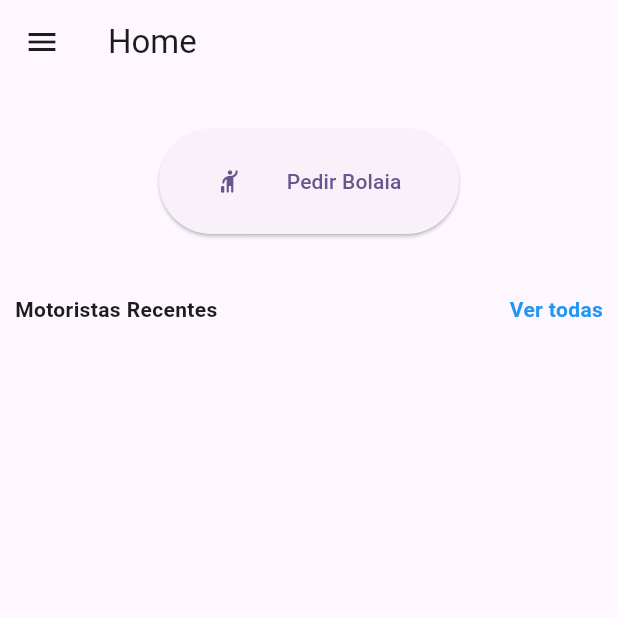
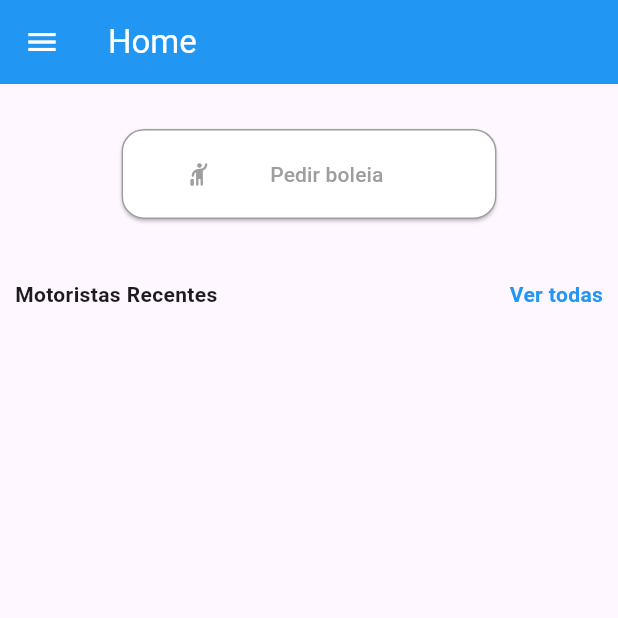
Before and after one commit to NelsonChad/boleia, a Flutter app: the HomePage screen opened directly, on a phone screen of 412 x 824 dp, the top half of it. Run offline on Flutter 3.47's test engine with Material 3 defaults, Android fonts, the phone set to English and light mode, and no system bars; our stand-ins replace dropdown_button2.

Commit message:
change home design

```diff
--- a/lib/ui/views/home/home_page.dart
+++ b/lib/ui/views/home/home_page.dart
@@ -1,5 +1,6 @@
 import 'package:boleia_app/ui/views/components/app_drawer.dart';
 import 'package:boleia_app/ui/views/home/recent_section.dart';
+import 'package:boleia_app/ui/widgets/button.dart';
 import 'package:flutter/material.dart';
 
 class HomePage extends StatelessWidget {
@@ -9,11 +10,18 @@ class HomePage extends StatelessWidget {
   Widget build(BuildContext context) {
     return Scaffold(
       appBar: AppBar(
-        title: const Text("Home"),
+        backgroundColor: Colors.blue,
+        title: const Text(
+          "Home",
+          style: TextStyle(color: Colors.white),
+        ),
         leading: Builder(
           builder: (context) => // Ensure Scaffold is in context
               IconButton(
-                  icon: Icon(Icons.menu),
+                  icon: const Icon(
+                    Icons.menu,
+                    color: Colors.white,
+                  ),
                   onPressed: () => Scaffold.of(context).openDrawer()),
         ),
       ),
@@ -21,22 +29,24 @@ class HomePage extends StatelessWidget {
       body: Column(
         children: [
           SizedBox(height: 30),
-          ElevatedButton(
-            style: ButtonStyle(
-              minimumSize: MaterialStateProperty.all(const Size(200.0, 70.0)),
-              maximumSize: MaterialStateProperty.all(const Size(200.0, 70.0)),
-            ),
-            onPressed: () {},
-            child: const Row(
-              mainAxisAlignment: MainAxisAlignment.spaceAround,
-              children: [
-                Icon(Icons.hail_rounded),
-                Text('Pedir Bolaia'),
-              ],
+          SizedBox(
+            width: 250,
+            child: AppButton(
+              borderColor: Colors.grey,
+              color: Colors.white,
+              fcolor: Colors.grey,
+              icon: Icons.hail_rounded,
+              hasIcon: true,
+              label: "Pedir boleia         ",
+              height: 60.0,
+              width: double.infinity,
+              onPressed: () {
+                //navegateReplaceTo(context, const HomePage());
+              },
             ),
           ),
           const SizedBox(height: 30),
-          RecentSection()
+          const RecentSection()
         ],
       ),
     );
```
